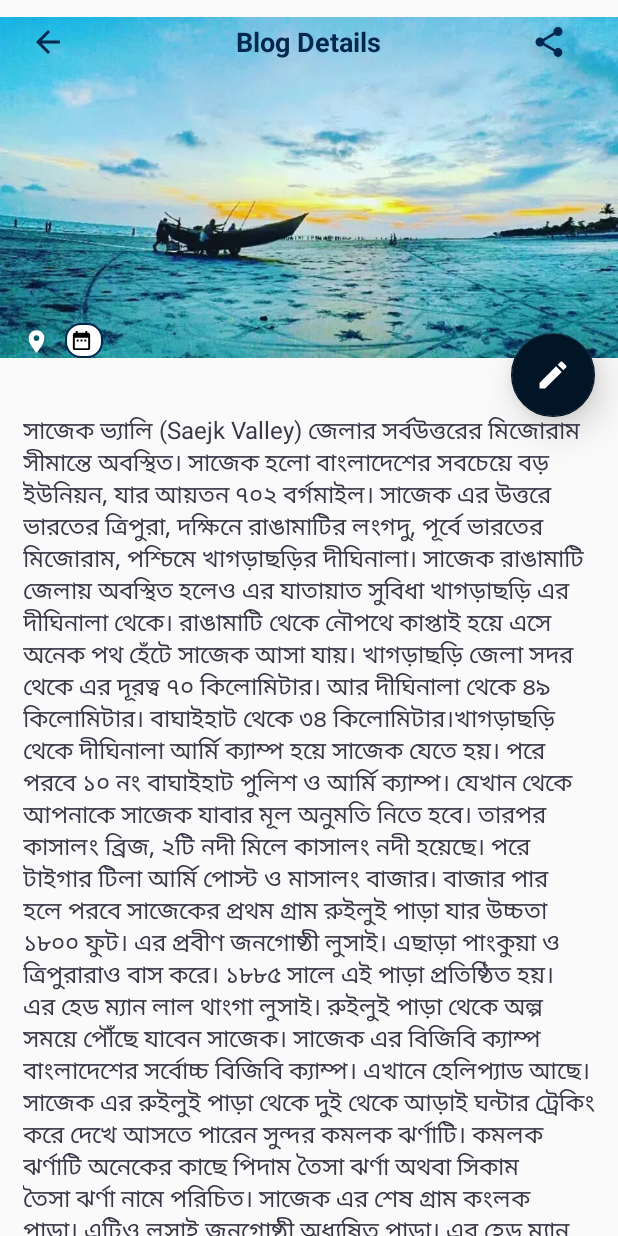
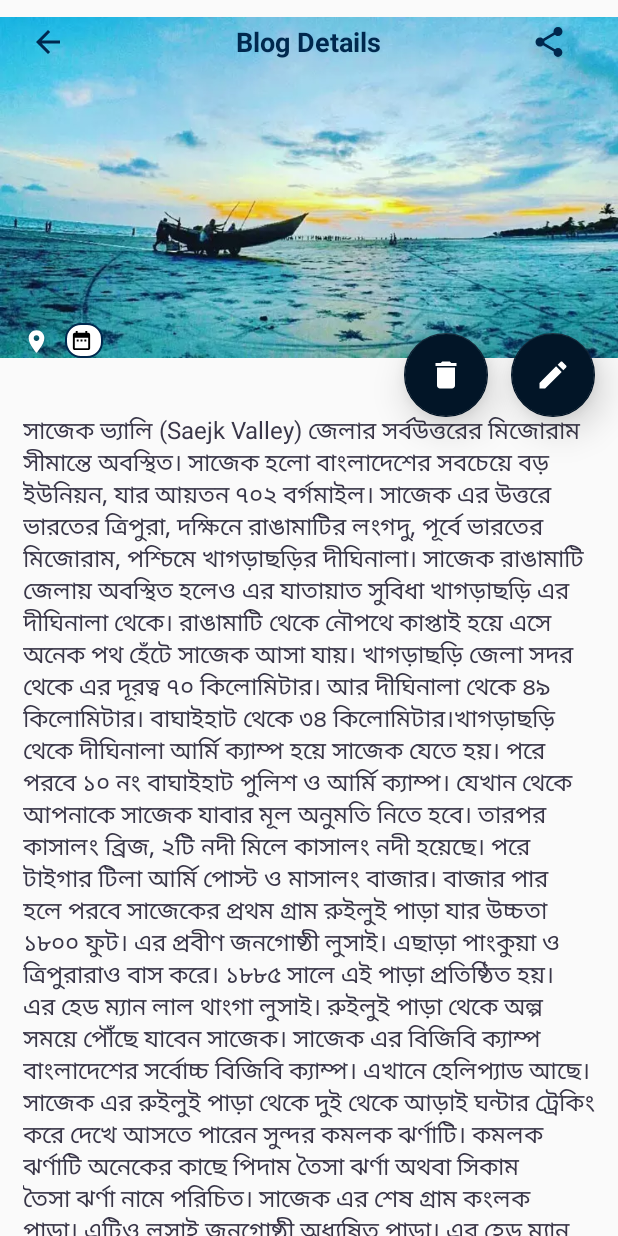
Before and after one commit to anikrakib/TourDay, an Android app: the YourBlogDetailsActivity screen opened directly, with no data from a screen before it, on a phone screen of 412 x 824 dp. Run offline under Robolectric (Android 15) with nearby library versions, the phone set to English and light mode, and no system bars; our stand-ins replace CircleImageView, Picasso; libraries missing offline, so code that uses them is left out: com.flaviofaria.kenburnsview, com.marozzi.roundbutton, com.pranavpandey.android, com.tylersuehr.socialtextview, com.uncopt.android and 1 more; plain views replace DiagonalView, JustifiedTextView, KenBurnsView; pictures from the network do not load; 9 statements that could not run were skipped.

Commit message:
Blog Delete Completed

```diff
--- a/app/src/main/java/com/anikrakib/tourday/Activity/YourBlogDetailsActivity.java
+++ b/app/src/main/java/com/anikrakib/tourday/Activity/YourBlogDetailsActivity.java
@@ -1,26 +1,82 @@
 package com.anikrakib.tourday.Activity;
 
 import androidx.appcompat.app.AppCompatActivity;
+import androidx.appcompat.widget.Toolbar;
+import androidx.constraintlayout.widget.ConstraintLayout;
+import androidx.core.app.ActivityCompat;
 
+import android.Manifest;
 import android.annotation.SuppressLint;
+import android.app.Dialog;
+import android.content.Context;
 import android.content.Intent;
+import android.content.SharedPreferences;
+import android.content.pm.PackageManager;
+import android.content.res.Resources;
+import android.graphics.Color;
+import android.graphics.drawable.ColorDrawable;
+import android.net.Uri;
 import android.os.Build;
 import android.os.Bundle;
+import android.preference.PreferenceManager;
+import android.provider.MediaStore;
 import android.text.Html;
+import android.view.Gravity;
 import android.view.View;
+import android.view.animation.Animation;
+import android.view.animation.AnimationUtils;
+import android.widget.AdapterView;
+import android.widget.ArrayAdapter;
+import android.widget.EditText;
 import android.widget.ImageButton;
+import android.widget.ImageView;
+import android.widget.Spinner;
 import android.widget.TextView;
+import android.widget.Toast;
 
+import com.anikrakib.tourday.Models.DeleteBlogResponse;
 import com.anikrakib.tourday.R;
+import com.anikrakib.tourday.WebService.RetrofitClient;
 import com.flaviofaria.kenburnsview.KenBurnsView;
+import com.google.android.material.floatingactionbutton.FloatingActionButton;
+import com.marozzi.roundbutton.RoundButton;
+import com.pranavpandey.android.dynamic.toasts.DynamicToast;
 import com.squareup.picasso.Picasso;
 import com.tylersuehr.socialtextview.SocialTextView;
+
+import org.json.JSONException;
+import org.json.JSONObject;
+
+import java.io.ByteArrayOutputStream;
+import java.io.IOException;
+import java.io.InputStream;
+
+import de.hdodenhof.circleimageview.CircleImageView;
+import jp.wasabeef.richeditor.RichEditor;
+import okhttp3.MediaType;
+import okhttp3.MultipartBody;
+import okhttp3.RequestBody;
+import okhttp3.ResponseBody;
+import retrofit2.Call;
+import retrofit2.Callback;
+import retrofit2.Response;
 
 public class YourBlogDetailsActivity extends AppCompatActivity {
     ImageButton yourBlogDetailsBackButton;
     Intent intent;
     KenBurnsView yourBlogImageKenBurnsView;
     TextView yourBlogDetailsTitleTextView,yourBlogDetailsDescriptionTextView,yourBlogDetailsDivisionTextView,yourBlogDetailsDateTextView;
+    FloatingActionButton editBlog,deleteBlog;
+    Dialog myDialog,previewDialog;
+    Resources resources;
+    String[] division;
+    InputStream blogPostInputStream;
+    EditText blogPopUpTitle;
+    ImageView blogImageView;
+    private static final int INTENT_REQUEST_CODE = 100;
+    String yourBlogTitle,yourBlogImage,yourBlogDescription,yourBlogDivision,yourBlogDate,yourBlogId;
+
+
 
     @SuppressLint("CutPasteId")
     @Override
@@ -34,22 +90,27 @@ public class YourBlogDetailsActivity extends AppCompatActivity {
         yourBlogDetailsDescriptionTextView = findViewById(R.id.yourBlogDetailsDescriptionTextView);
         yourBlogDetailsDateTextView = findViewById(R.id.yourBlogDetailsDate);
         yourBlogDetailsBackButton = findViewById(R.id.backButtonBlogDetails);
+        editBlog = findViewById(R.id.yourBlogEditFloatingActionButton);
+        deleteBlog = findViewById(R.id.yourBlogDeleteFloatingActionButton);
 
 
         intent = getIntent();
         Bundle extras = intent.getExtras();
-        if (Build.VERSION.SDK_INT >= Build.VERSION_CODES.M) {
-            getWindow().getDecorView().setSystemUiVisibility(View.SYSTEM_UI_FLAG_LIGHT_STATUS_BAR);
-        }
+        resources= getResources();
+        division = resources.getStringArray(R.array.bdDivision);
+        getWindow().getDecorView().setSystemUiVisibility(View.SYSTEM_UI_FLAG_LIGHT_STATUS_BAR);
+        myDialog = new Dialog(this);
+        previewDialog = new Dialog(this);
 
 
         assert extras != null;
-        String yourBlogTitle = extras.getString("yourBlogTitle");
-        String yourBlogImage = extras.getString("yourBlogImage");
-        String yourBlogDescription = extras.getString("yourBlogDescription");
-        String yourBlogDivision = extras.getString("yourBlogDivision");
-        String yourBlogDate = extras.getString("yourBlogDate");
-        int yourBlogId = extras.getInt("yourBlogId");
+        yourBlogTitle = extras.getString("yourBlogTitle");
+        yourBlogImage = extras.getString("yourBlogImage");
+        yourBlogDescription = extras.getString("yourBlogDescription");
+        yourBlogDivision = extras.getString("yourBlogDivision");
+        yourBlogDate = extras.getString("yourBlogDate");
+        yourBlogId = extras.getString("yourBlogId");
+
 
         Picasso.get().load("https://tourday.team"+yourBlogImage).into(yourBlogImageKenBurnsView);
         yourBlogDetailsTitleTextView.setText(yourBlogTitle);
@@ -71,5 +132,48 @@ public class YourBlogDetailsActivity extends AppCompatActivity {
             }
         });
 
+        deleteBlog.setOnClickListener(new View.OnClickListener() {
+            @Override
+            public void onClick(View v) {
+                deleteBlog(yourBlogId);
+                finish();
+            }
+        });
+        editBlog.setOnClickListener(new View.OnClickListener() {
+            @Override
+            public void onClick(View v) {
+
+            }
+        });
+
     }
+    public void deleteBlog(String getId){
+        SharedPreferences userPref = getApplicationContext().getSharedPreferences("user", Context.MODE_PRIVATE);
+        String token = userPref.getString("token","");
+
+        Call<DeleteBlogResponse> call = RetrofitClient
+                .getInstance()
+                .getApi()
+                .deleteBlog("Token "+token,getId);
+
+        call.enqueue(new Callback<DeleteBlogResponse>() {
+            @Override
+            public void onResponse(Call<DeleteBlogResponse> call, Response<DeleteBlogResponse> response) {
+                if(response.isSuccessful()){
+                    String success = response.body().getSuccess();
+                    DynamicToast.makeSuccess(getApplicationContext(), success).show();
+
+                }else{
+                    DynamicToast.makeError(getApplicationContext(), "Something Wrong !!").show();
+                }
+            }
+
+            @Override
+            public void onFailure(Call<DeleteBlogResponse> call, Throwable t) {
+                Toast.makeText(getApplicationContext(), t.getMessage(), Toast.LENGTH_LONG).show();
+            }
+        });
+    }
+
+
 }
--- a/app/src/main/java/com/anikrakib/tourday/WebService/Api.java
+++ b/app/src/main/java/com/anikrakib/tourday/WebService/Api.java
@@ -1,12 +1,14 @@
 package com.anikrakib.tourday.WebService;
 
 
+import com.anikrakib.tourday.Models.DeleteBlogResponse;
 import com.anikrakib.tourday.Models.Token;
 
 import okhttp3.MultipartBody;
 import okhttp3.RequestBody;
 import okhttp3.ResponseBody;
 import retrofit2.Call;
+import retrofit2.http.DELETE;
 import retrofit2.http.Field;
 import retrofit2.http.FormUrlEncoded;
 import retrofit2.http.GET;
@@ -93,4 +95,8 @@ public interface Api {
                                   @Part("description") RequestBody blogDescription,
                                   @Part MultipartBody.Part blogImage,
                                   @Part("division") RequestBody blogDivision);
+
+    @DELETE("blog/delete/{post_id}")
+    Call<DeleteBlogResponse> deleteBlog(@Header("Authorization") String authToken,
+                                        @Path("post_id") String postId);
 }
--- a/app/src/main/res/layout/activity_your_blog_details.xml
+++ b/app/src/main/res/layout/activity_your_blog_details.xml
@@ -123,9 +123,24 @@
 
 
     <com.google.android.material.floatingactionbutton.FloatingActionButton
+        android:id="@+id/yourBlogDeleteFloatingActionButton"
+        android:layout_width="wrap_content"
+        android:layout_height="wrap_content"
+        android:layout_below="@+id/diagonalLayoutYourBlogDetailImage"
+        android:layout_marginEnd="15dp"
+        android:src="@drawable/ic_baseline_delete_24"
+        android:tint="@color/white"
+        app:elevation="15dp"
+        app:fabSize="normal"
+        app:layout_constraintBottom_toBottomOf="@+id/diagonalLayoutYourBlogDetailImage"
+        app:layout_constraintEnd_toStartOf="@+id/yourBlogEditFloatingActionButton"
+        app:layout_constraintTop_toBottomOf="@+id/diagonalLayoutYourBlogDetailImage" />
+
+    <com.google.android.material.floatingactionbutton.FloatingActionButton
         android:id="@+id/yourBlogEditFloatingActionButton"
         android:layout_width="wrap_content"
         android:layout_height="wrap_content"
+        android:layout_below="@+id/diagonalLayoutYourBlogDetailImage"
         android:layout_marginEnd="15dp"
         android:src="@drawable/ic_baseline_edit_24"
         android:tint="@color/white"
@@ -134,6 +149,7 @@
         app:layout_constraintBottom_toBottomOf="@+id/diagonalLayoutYourBlogDetailImage"
         app:layout_constraintEnd_toEndOf="parent"
         app:layout_constraintTop_toBottomOf="@+id/diagonalLayoutYourBlogDetailImage" />
+
 
     <androidx.core.widget.NestedScrollView
         android:layout_width="0dp"
```
Also changed, not shown: app/src/main/java/com/anikrakib/tourday/Models/DeleteBlogResponse.java (added, +14 -0 lines).
